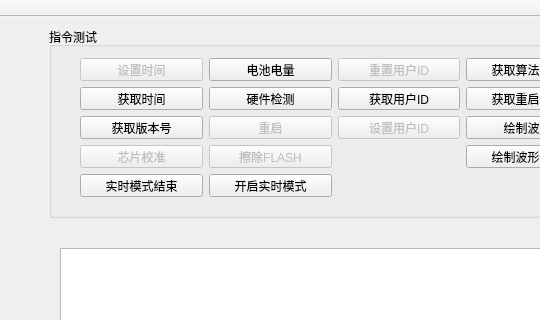
First picture: the form in ble_tools/ble_tools.ui, repository notrynohigh/QT_B_TP, before the edit; both pictures show x 371 to 911 and y 0 to 320 of the 1500 by 759 pixel window.
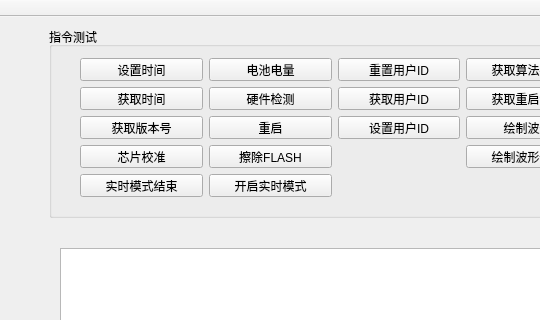
Second picture: the form after the edit. Icons and pictures are not drawn.

The edit to the form file:
```diff
--- a/ble_tools/ble_tools.ui
+++ b/ble_tools/ble_tools.ui
@@ -193,7 +193,7 @@
       <item row="0" column="0">
        <widget class="QPushButton" name="setDate">
         <property name="enabled">
-         <bool>false</bool>
+         <bool>true</bool>
         </property>
         <property name="styleSheet">
          <string notr="true"/>
@@ -213,7 +213,7 @@
       <item row="0" column="2">
        <widget class="QPushButton" name="resetid">
         <property name="enabled">
-         <bool>false</bool>
+         <bool>true</bool>
         </property>
         <property name="text">
          <string>重置用户ID</string>
@@ -265,7 +265,7 @@
       <item row="2" column="1">
        <widget class="QPushButton" name="restart">
         <property name="enabled">
-         <bool>false</bool>
+         <bool>true</bool>
         </property>
         <property name="text">
          <string>重启</string>
@@ -275,7 +275,7 @@
       <item row="2" column="2">
        <widget class="QPushButton" name="setID">
         <property name="enabled">
-         <bool>false</bool>
+         <bool>true</bool>
         </property>
         <property name="text">
          <string>设置用户ID</string>
@@ -292,7 +292,7 @@
       <item row="3" column="0">
        <widget class="QPushButton" name="AdjustChip">
         <property name="enabled">
-         <bool>false</bool>
+         <bool>true</bool>
         </property>
         <property name="text">
          <string>芯片校准</string>
@@ -302,7 +302,7 @@
       <item row="3" column="1">
        <widget class="QPushButton" name="erase_chip">
         <property name="enabled">
-         <bool>false</bool>
+         <bool>true</bool>
         </property>
         <property name="text">
          <string>擦除FLASH</string>
```
